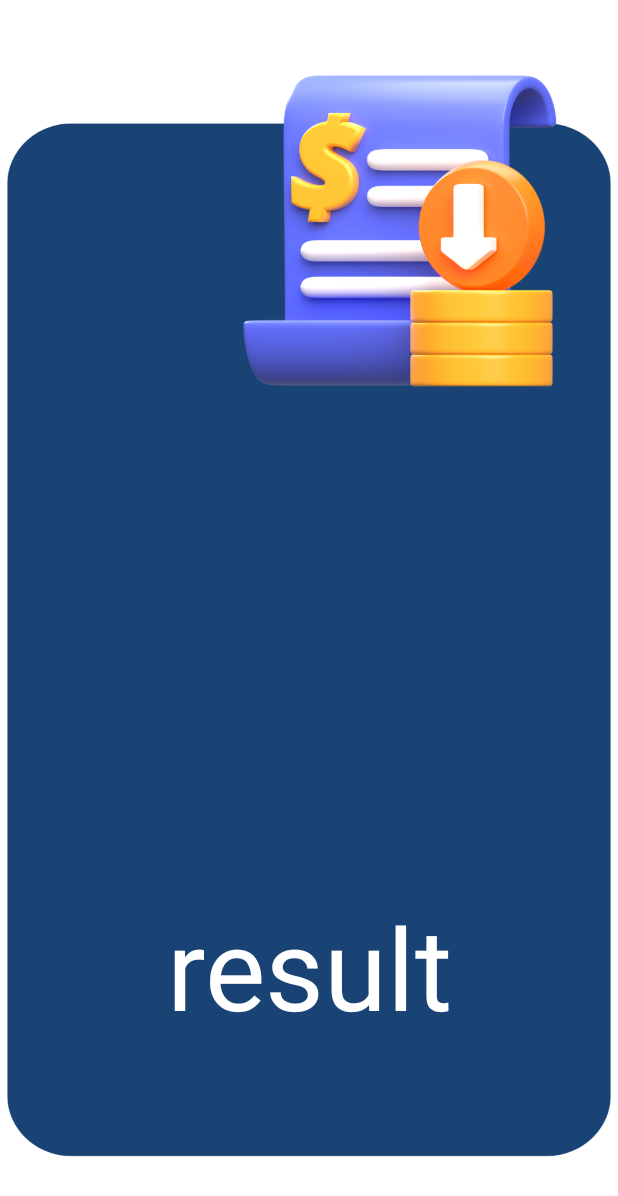
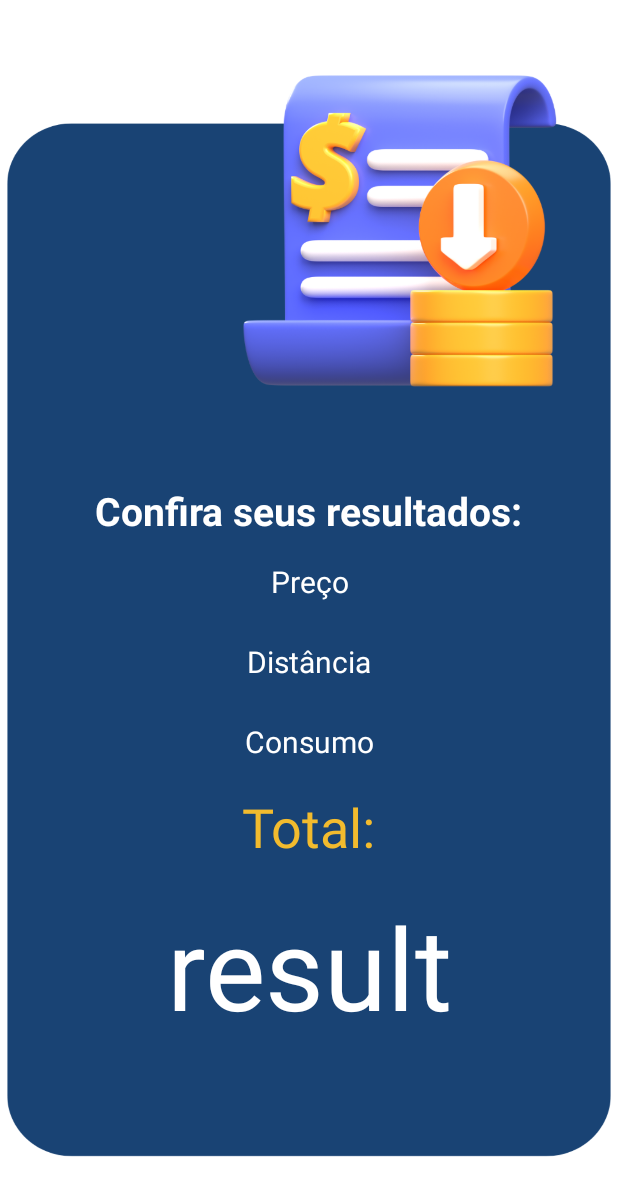
Before and after one commit to t3t30/Fuel-calculator, an Android app: the layout activity_result.xml on its own in the app's theme, with its tools: preview values and no code run, on a phone screen of 412 x 824 dp. Shown: the top 1196 px of the screen. Run offline under Robolectric (Android 15) with nearby library versions, the phone set to English and light mode, and no system bars.

Commit message:
result page almost ready

```diff
--- a/app/src/main/java/com/example/fuelcalculator/resultActivity.kt
+++ b/app/src/main/java/com/example/fuelcalculator/resultActivity.kt
@@ -19,11 +19,23 @@ class resultActivity : AppCompatActivity() {
         val distancia = intent.getFloatExtra("KEY DISTANCIA", 0f)
         val consumo = intent.getFloatExtra("KEY CONSUMO", 0f)
         val txtresult = findViewById<TextView>(R.id.txtresult)
+        val txtpreco = findViewById<TextView>(R.id.txttpreco)
+        val txtdistancia = findViewById<TextView>(R.id.txttdistancia)
+        val txtconsumo = findViewById<TextView>(R.id.txttconsumo)
 
         val total = distancia/consumo * preco
 
         val resultformat = String.format("R$ %.2f", total)
         txtresult.text = resultformat
+
+        val precoformat = String.format("Preço da gasolina: %.2f", preco)
+        txtpreco.text = precoformat
+
+        val distanciaformat = String.format("Distância: %.2f" , distancia , "km %.2f")
+        txtdistancia.text = distanciaformat
+
+        val consumoformat = String.format("Consumo do carro: %.2f", consumo, "%.2f km/l")
+        txtconsumo.text = consumoformat
 
 
 
--- a/app/src/main/res/layout/activity_result.xml
+++ b/app/src/main/res/layout/activity_result.xml
@@ -5,22 +5,95 @@
     android:id="@+id/main"
     android:layout_width="match_parent"
     android:layout_height="match_parent"
-    tools:context=".resultActivity"
-    android:background="@drawable/resultpage">
+    android:background="@drawable/resultpage"
+    tools:context=".resultActivity">
 
     <TextView
         android:id="@+id/txtresult"
         android:layout_width="match_parent"
         android:layout_height="wrap_content"
+        android:layout_marginStart="36dp"
         android:layout_marginEnd="36dp"
-        android:layout_marginStart="36dp"
+        android:gravity="center"
         android:text="result"
         android:textColor="@color/white"
         android:textSize="76sp"
-        android:gravity="center"
         app:layout_constraintBottom_toBottomOf="parent"
         app:layout_constraintEnd_toEndOf="parent"
         app:layout_constraintStart_toStartOf="parent"
         app:layout_constraintTop_toTopOf="parent"
         app:layout_constraintVertical_bias="0.821" />
+
+    <TextView
+        android:id="@+id/txttpreco"
+        android:layout_width="wrap_content"
+        android:layout_height="wrap_content"
+        android:gravity="center"
+        android:text="Preço"
+        android:textColor="@color/white"
+        android:textSize="20sp"
+        app:layout_constraintEnd_toEndOf="parent"
+        app:layout_constraintStart_toStartOf="parent"
+        app:layout_constraintTop_toTopOf="@+id/guideline5" />
+
+    <TextView
+        android:id="@+id/txttdistancia"
+        android:layout_width="wrap_content"
+        android:layout_height="wrap_content"
+        android:layout_marginTop="26dp"
+        android:gravity="center"
+        android:text="Distância"
+        android:textColor="@color/white"
+        android:textSize="20sp"
+        app:layout_constraintEnd_toEndOf="parent"
+        app:layout_constraintStart_toStartOf="parent"
+        app:layout_constraintTop_toBottomOf="@+id/txttpreco" />
+
+    <TextView
+        android:id="@+id/txttconsumo"
+        android:layout_width="wrap_content"
+        android:layout_height="wrap_content"
+        android:layout_marginTop="26dp"
+        android:gravity="center"
+        android:text="Consumo"
+        android:textColor="@color/white"
+        android:textSize="20sp"
+        app:layout_constraintEnd_toEndOf="parent"
+        app:layout_constraintHorizontal_bias="0.5"
+        app:layout_constraintStart_toStartOf="parent"
+        app:layout_constraintTop_toBottomOf="@+id/txttdistancia" />
+
+    <TextView
+        android:id="@+id/textView4"
+        android:layout_width="wrap_content"
+        android:layout_height="wrap_content"
+        android:layout_marginBottom="16dp"
+        android:text="Confira seus resultados:"
+        android:textColor="@color/white"
+        android:textSize="26sp"
+        android:textStyle="bold"
+        app:layout_constraintBottom_toTopOf="@+id/guideline5"
+        app:layout_constraintEnd_toEndOf="parent"
+        app:layout_constraintHorizontal_bias="0.5"
+        app:layout_constraintStart_toStartOf="parent" />
+
+    <androidx.constraintlayout.widget.Guideline
+        android:id="@+id/guideline5"
+        android:layout_width="wrap_content"
+        android:layout_height="wrap_content"
+        android:orientation="horizontal"
+        app:layout_constraintGuide_begin="374dp" />
+
+    <TextView
+        android:id="@+id/textView"
+        android:layout_width="wrap_content"
+        android:layout_height="wrap_content"
+        android:text="Total:"
+        android:textColor="@color/amarelo"
+        android:textSize="36sp"
+        app:layout_constraintBottom_toTopOf="@+id/txtresult"
+        app:layout_constraintEnd_toEndOf="parent"
+        app:layout_constraintHorizontal_bias="0.5"
+        app:layout_constraintStart_toStartOf="parent"
+        app:layout_constraintTop_toBottomOf="@+id/txttconsumo" />
 </androidx.constraintlayout.widget.ConstraintLayout>
--- a/app/src/main/res/values/colors.xml
+++ b/app/src/main/res/values/colors.xml
@@ -3,4 +3,5 @@
     <color name="black">#FF000000</color>
     <color name="white">#FFFFFFFF</color>
     <color name="primary">#194374</color>
+    <color name="amarelo">#f2bb2e</color>
 </resources>
```
